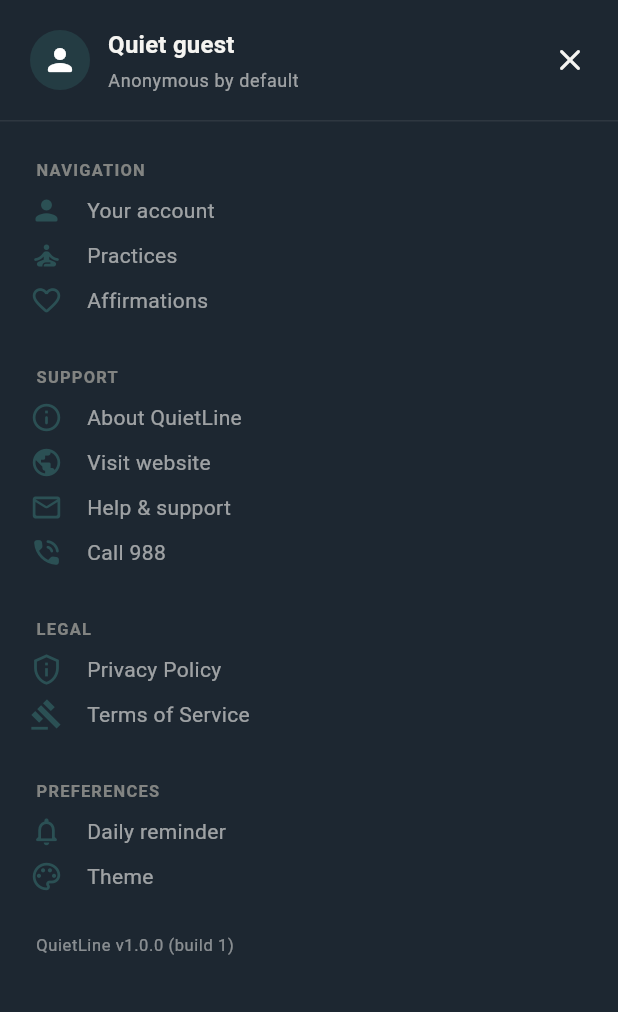
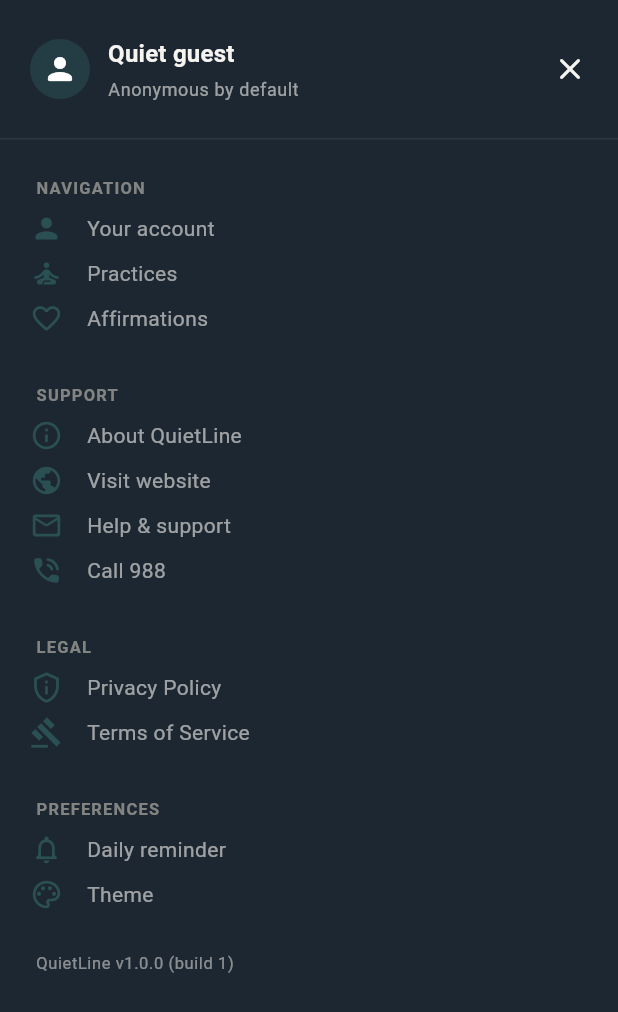
Before and after one commit to markccalugay/bloom-app, a Flutter app: the QLSideMenu widget shown alone on an empty page, opened directly with empty values, on a phone screen of 412 x 824 dp. Shown: the top 1012 px of the screen. Run offline on Flutter 3.47's test engine with Material 3 defaults, Android fonts, the phone set to English and light mode, and no system bars; our stand-ins replace flutter_local_notifications, flutter_svg, flutter_timezone, in_app_purchase, package_info_plus, shared_preferences and 1 more; accounts and stored records are empty.

Commit message:
feat: Make side menu user info tappable to open account and update bottom navigation styling with QLColors and a top border.

```diff
--- a/lib/widgets/navigation/ql_side_menu.dart
+++ b/lib/widgets/navigation/ql_side_menu.dart
@@ -85,7 +85,18 @@
           children: [
             // Header: avatar + name + close
             Padding(
-              padding: const EdgeInsets.fromLTRB(20, 16, 8, 16),
+              padding: const EdgeInsets.fromLTRB(8, 16, 8, 16),
+              child: Row(
+                children: [
+                  Expanded(
+                    child: InkWell(
+                      onTap: onOpenAccount,
+                      borderRadius: BorderRadius.circular(12),
+                      child: Padding(
+                        padding: const EdgeInsets.symmetric(
+                          horizontal: 12,
+                          vertical: 8,
+                        ),
                         child: Row(
                           children: [
                             CircleAvatar(
@@ -122,6 +133,11 @@
                                     ),
                                   ),
                                 ],
+                              ),
+                            ),
+                          ],
+                        ),
+                      ),
                     ),
                   ),
                   IconButton(
```
Also changed, not shown: lib/widgets/navigation/ql_bottom_nav.dart (+10 -1 lines). Lines whose indentation alone changed are shown as unchanged.
